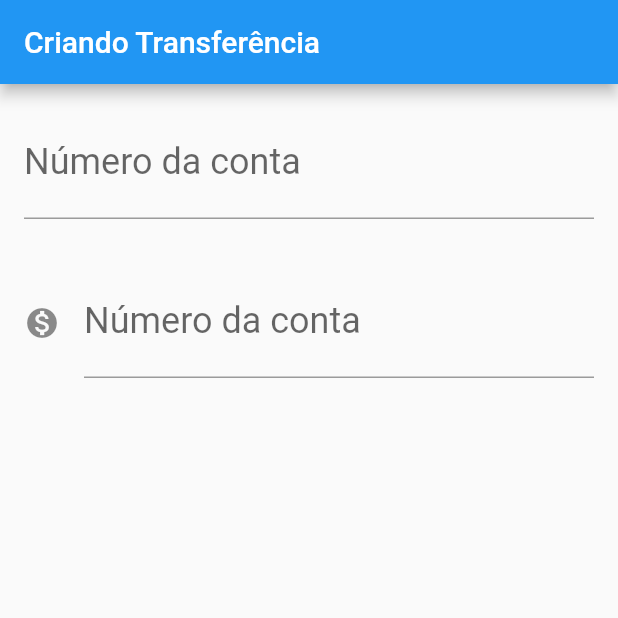
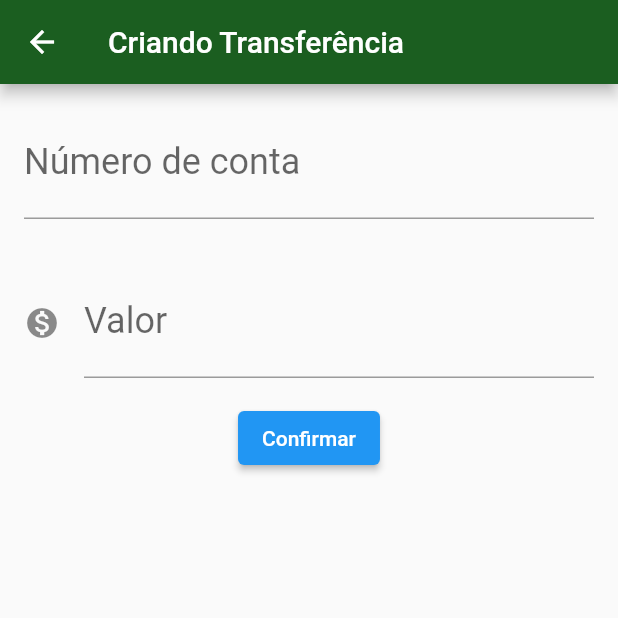
Before and after one commit to gualterapple/bytebankFlutter, a Flutter app: the FormularioTranferencia screen opened directly, on a phone screen of 412 x 824 dp, the top half of it. Run offline on Flutter 3.47's test engine with Material 2 defaults, Android fonts, the phone set to English and light mode, and no system bars.

Commit message:
Primeiro curso terminado

```diff
--- /dev/null
+++ b/lib/components/editor.dart
@@ -0,0 +1,26 @@
+import 'package:flutter/material.dart';
+
+class Editor extends StatelessWidget {
+  final TextEditingController? controlador;
+  final String? rotulo;
+  final String? dica;
+  final IconData? icone;
+
+  Editor({this.controlador, this.rotulo, this.dica, this.icone});
+
+  @override
+  Widget build(BuildContext context) {
+    return Padding(
+      padding: const EdgeInsets.all(16.0),
+      child: TextField(
+        controller: controlador,
+        keyboardType: TextInputType.number,
+        style: TextStyle(fontSize: 24),
+        decoration: InputDecoration(
+            icon: icone != null ? Icon(icone) : null,
+            labelText: rotulo,
+            hintText: dica),
+      ),
+    );
+  }
+}
--- a/lib/main.dart
+++ b/lib/main.dart
@@ -1,107 +1,21 @@
+import 'package:bytebank/screens/transferencias/lista.dart';
 import 'package:flutter/material.dart';
 
-void main() => runApp(
-    BytebankApp()
-);
+void main() => runApp(BytebankApp());
 
 class BytebankApp extends StatelessWidget {
   @override
   Widget build(BuildContext context) {
-    return   MaterialApp(
-        home: Scaffold(
-          body: FormularioTranferencia(),
-
-        )
-    );
+    return MaterialApp(
+      theme: ThemeData(
+        primaryColor: Colors.green[900],
+        accentColor: Colors.blueAccent[700],
+        buttonTheme: ButtonThemeData(
+          buttonColor:  Colors.blueAccent[700],
+          textTheme: ButtonTextTheme.primary,
+        ),
+      ),
+        home: ListaTransferencias(
+    ));
   }
 }
-
-class FormularioTranferencia extends StatelessWidget {
-  @override
-  Widget build(BuildContext context) {
-    return Scaffold(
-      appBar: AppBar(
-        title: Text('Criando Transferência')),
-      body: Column(
-        children: <Widget>[
-          Padding(
-            padding: const EdgeInsets.all(16.0),
-            child: TextField(
-              keyboardType: TextInputType.phone,
-              style: TextStyle(
-                fontSize: 24
-              ),
-              decoration: InputDecoration(
-                labelText: 'Número da conta',
-                hintText: '0000'
-              ),
-            ),
-          ),
-          Padding(
-            padding: const EdgeInsets.all(16.0),
-            child: TextField(
-              keyboardType: TextInputType.number,
-              style: TextStyle(
-                fontSize: 24
-              ),
-              decoration: InputDecoration(
-                icon: Icon(Icons.monetization_on),
-                labelText: 'Número da conta',
-                hintText: '0000'
-              ),
-            ),
-          ),
-          //RaisedButton(onPressed: onPressed),
-        ],
-      )
-      );
-  }
-}
-
-class ListaTransferencias extends StatelessWidget
-{
-  @override
-  Widget build(BuildContext context) {
-    return Scaffold(
-      appBar: AppBar(
-        title: Text('Transferências1'),),
-      body: Column(
-        children: [
-          ItemTransferencia(Transferencia(100.0, 1000)),
-          ItemTransferencia(Transferencia(300.0, 60000)),
-          ItemTransferencia(Transferencia(700.0, 90000)),
-        ],
-      ),
-      floatingActionButton: FloatingActionButton(
-        onPressed: () {  },
-        child: Icon(Icons.add),
-      ),
-    );
-  }
-}
-
-class ItemTransferencia extends StatelessWidget
-{
-  final Transferencia _transferencia;
-
-  const ItemTransferencia(this._transferencia);
-
-  @override
-  Widget build(BuildContext context) {
-    return Card(
-        child: ListTile(
-          leading: Icon(Icons.monetization_on),
-          title: Text(this._transferencia.valor.toString()),
-          subtitle: Text(this._transferencia.numeroConta.toString()),
-        )
-    );
-  }
-  }
-
-  class Transferencia
-  {
-
-    final double valor;
-    final int numeroConta;
-    Transferencia(this.valor, this.numeroConta);
-}
--- /dev/null
+++ b/lib/models/transferencia.dart
@@ -0,0 +1,29 @@
+import 'package:flutter/material.dart';
+
+class Transferencia {
+  final double valor;
+  final int numeroConta;
+
+  Transferencia(this.valor, this.numeroConta);
+
+  @override
+  String toString() {
+    return 'Transferencia{valor:$valor, numeroConta: $numeroConta}';
+  }
+}
+
+class ItemTransferencia extends StatelessWidget {
+  final Transferencia _transferencia;
+
+  const ItemTransferencia(this._transferencia);
+
+  @override
+  Widget build(BuildContext context) {
+    return Card(
+        child: ListTile(
+          leading: Icon(Icons.monetization_on),
+          title: Text(this._transferencia.valor.toString()),
+          subtitle: Text(this._transferencia.numeroConta.toString()),
+        ));
+  }
+}
--- /dev/null
+++ b/lib/screens/transferencias/formulario.dart
@@ -0,0 +1,61 @@
+import 'package:bytebank/components/editor.dart';
+import 'package:bytebank/models/transferencia.dart';
+import 'package:flutter/material.dart';
+
+const _tituloAppBar = 'Criando Transferência';
+const _rotuloCampoConta= 'Número de conta';
+const _dicaCampoConta = '000';
+const _rotuloCampoValor = 'Valor';
+const _dicaCampoValor = '0.00';
+const _textoBotaoConfirmar = 'Confirmar';
+
+class FormularioTranferencia extends StatefulWidget {
+
+  @override
+  State<StatefulWidget> createState() {
+    return FormularioTransferenciaState();
+  }
+}
+
+class FormularioTransferenciaState extends State<FormularioTranferencia> {
+
+  final TextEditingController _controladorCampoNumeroConta =
+  TextEditingController();
+  final TextEditingController _controladorCampoValor = TextEditingController();
+
+  @override
+  Widget build(BuildContext context) {
+    return Scaffold(
+        appBar: AppBar(title: Text(_tituloAppBar)),
+        body: SingleChildScrollView(
+          child: Column(
+            children: <Widget>[
+              Editor(
+                  controlador: _controladorCampoNumeroConta,
+                  dica: _dicaCampoConta,
+                  rotulo: _rotuloCampoConta),
+              Editor(
+                  controlador: _controladorCampoValor,
+                  dica: _dicaCampoValor,
+                  rotulo: _rotuloCampoValor,
+                  icone: Icons.monetization_on),
+              ElevatedButton(
+                  onPressed: () async => _criaTransferencia(context),
+                  child: Text(_textoBotaoConfirmar)),
+            ],
+          ),
+        ));
+  }
+
+  void _criaTransferencia(BuildContext context) {
+    final int? numeroConta = int.tryParse(_controladorCampoNumeroConta.text);
+    final double? valor = double.tryParse(_controladorCampoValor.text);
+
+    if (numeroConta != null && valor != null) {
+      final transferenciaCriada = Transferencia(valor, numeroConta);
+      debugPrint('Criando transferência');
+      debugPrint('$transferenciaCriada');
+      Navigator.pop(context, transferenciaCriada);
+    }
+  }
+}
```
Also changed, not shown: lib/screens/transferencias/lista.dart (added, +50 -0 lines), 1 other file.
